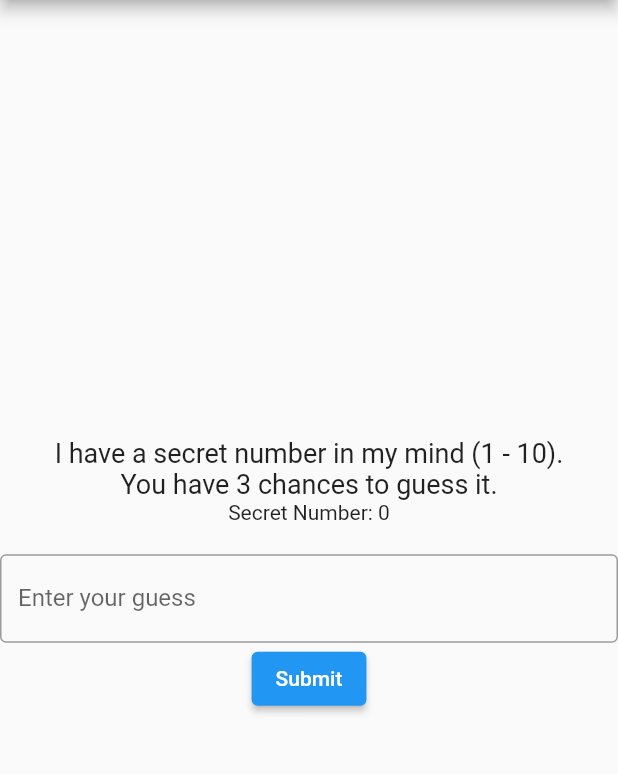
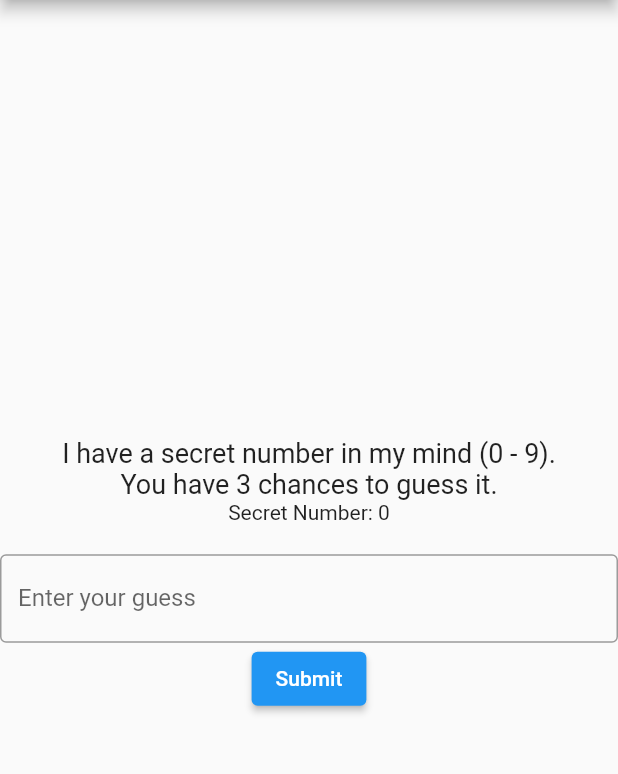
Before and after one commit to rasikasrimal/NumberGuessingGame, a Flutter app: the screen it shows after launch, on a phone screen of 412 x 824 dp, the part 84-858 px from its top. Run offline on Flutter 3.47's test engine with Material 2 defaults, Android fonts, the phone set to English and light mode, and no system bars.

Commit message:
added exception for user: enter values between 0 and 9 set secretcode seen for debugging purposes

```diff
--- a/number_game/lib/start_screen.dart
+++ b/number_game/lib/start_screen.dart
@@ -1,14 +1,15 @@
 import 'package:flutter/material.dart';
+import 'package:number_game/you_lost.dart';
+import 'dart:math';
+
 import 'correct_guess.dart';
-import 'you_lost.dart';
-import 'dart:math'; // Import the dart:math library
 
 class MyApp extends StatelessWidget {
   const MyApp({Key? key}) : super(key: key);
 
   @override
   Widget build(BuildContext context) {
-    return MaterialApp(
+    return const MaterialApp(
       title: 'Number Guessing Game',
       home: NumberGuessingScreen(),
     );
@@ -16,27 +17,25 @@ class MyApp extends StatelessWidget {
 }
 
 class NumberGuessingScreen extends StatefulWidget {
+  const NumberGuessingScreen({Key? key}) : super(key: key);
+
   @override
   _NumberGuessingScreenState createState() => _NumberGuessingScreenState();
 }
 
 class _NumberGuessingScreenState extends State<NumberGuessingScreen> {
-  int secretNumber = Random().nextInt(
-      10); // You can set any random number between 1 and 10 as the secret number
+  int secretNumber =
+      Random().nextInt(10); // Generate a random number between 0 and 9
   int attempts = 0;
-  bool isCorrect = false;
 
-  final guessController = TextEditingController(); // Add TextEditingController
+  final guessController = TextEditingController();
 
   void _checkGuess(int guess) {
     setState(() {
       attempts++;
-      if (guess == secretNumber) {
-        isCorrect = true;
-      }
     });
 
-    if (isCorrect) {
+    if (guess == secretNumber) {
       Navigator.push(
         context,
         MaterialPageRoute(builder: (context) => CorrectGuess()),
@@ -45,6 +44,13 @@ class _NumberGuessingScreenState extends State<NumberGuessingScreen> {
       Navigator.push(
         context,
         MaterialPageRoute(builder: (context) => YouLostScreen()),
+      );
+    } else if (guess > 10) {
+      ScaffoldMessenger.of(context).showSnackBar(
+        const SnackBar(
+          content: Text('Please enter a number between 0 and 10.'),
+          duration: Duration(seconds: 2),
+        ),
       );
     }
   }
@@ -60,18 +66,18 @@ class _NumberGuessingScreenState extends State<NumberGuessingScreen> {
           mainAxisAlignment: MainAxisAlignment.center,
           children: [
             const Text(
-              'I have a secret number in my mind (1 - 10).',
+              'I have a secret number in my mind (0 - 9).',
               style: TextStyle(fontSize: 18),
             ),
             const Text(
               'You have 3 chances to guess it.',
               style: TextStyle(fontSize: 18),
             ),
-            Text('Secret Number: $secretNumber'),
+            Text(
+                'Secret Number: $secretNumber'), // Display the secret number (for debugging purposes)
             const SizedBox(height: 20),
             TextField(
-              controller:
-                  guessController, // Assign the TextEditingController to the TextField
+              controller: guessController,
               keyboardType: TextInputType.number,
               decoration: const InputDecoration(
                 labelText: 'Enter your guess',
@@ -87,8 +93,7 @@ class _NumberGuessingScreenState extends State<NumberGuessingScreen> {
             ),
             ElevatedButton(
               onPressed: () {
-                int guess = int.tryParse(guessController.text) ??
-                    0; // Get the value from the TextField explicitly using TextEditingController
+                int guess = int.tryParse(guessController.text) ?? 0;
                 _checkGuess(guess);
               },
               child: const Text('Submit'),
```
